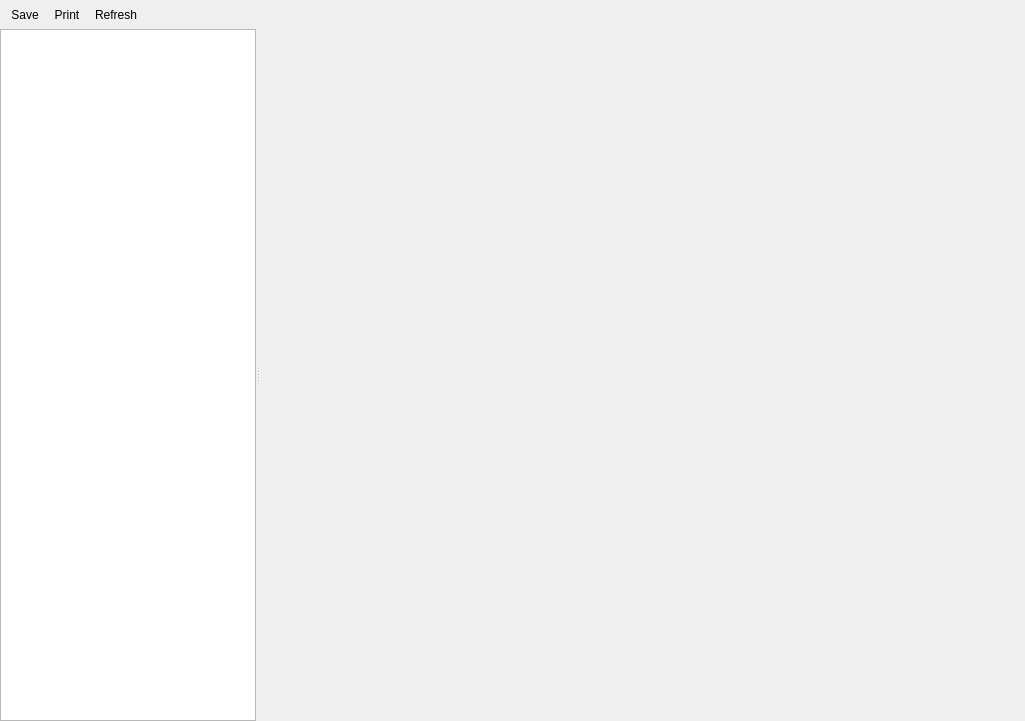
Old version of the form source/client/ui/sys_info/system_info_session_window.ui in the repository dchapyshev/aspia.
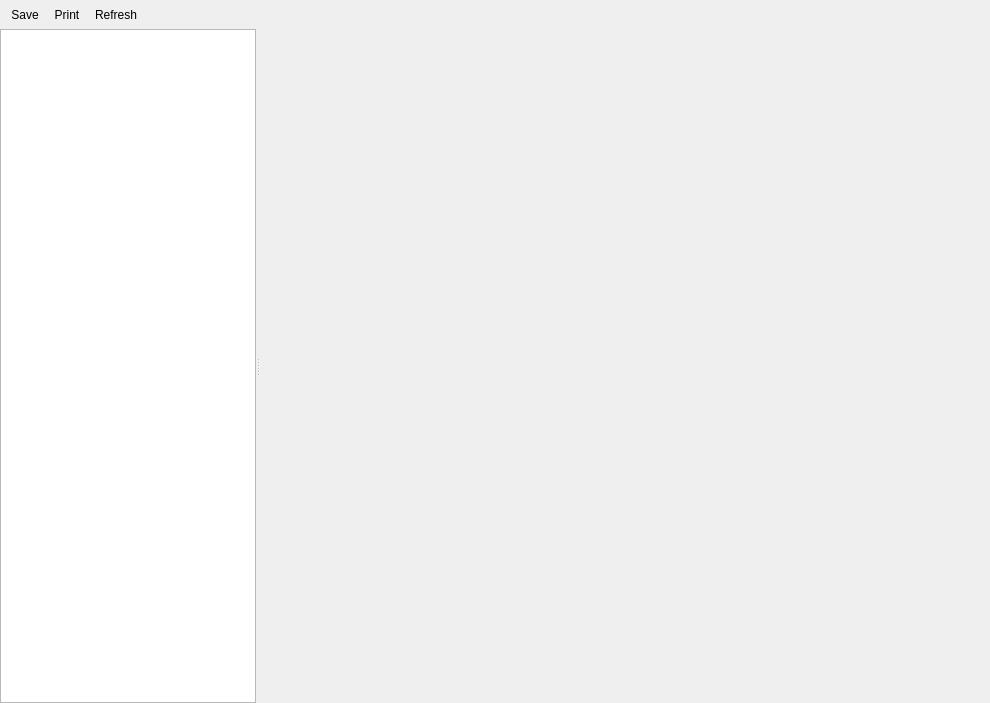
New version of the form. Icons and pictures are not drawn.

Commit message: Using 20x20 icons for system info; Implement functions to get session icon/short name; Other minor changes.

Patch:
```diff
--- a/source/client/ui/sys_info/system_info_session_window.ui
+++ b/source/client/ui/sys_info/system_info_session_window.ui
@@ -6,8 +6,8 @@
    <rect>
     <x>0</x>
     <y>0</y>
-    <width>1025</width>
-    <height>721</height>
+    <width>990</width>
+    <height>703</height>
    </rect>
   </property>
   <property name="windowTitle">
@@ -73,8 +73,8 @@
         </property>
         <property name="iconSize">
          <size>
-          <width>24</width>
-          <height>24</height>
+          <width>20</width>
+          <height>20</height>
          </size>
         </property>
         <attribute name="headerVisible">
```
The commit also changes 38 other files.
